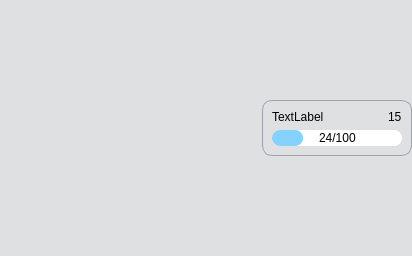
Old version of the form word_game/modules/game/gui/game.ui in the repository LiquidIce64/ORIS-tasks.
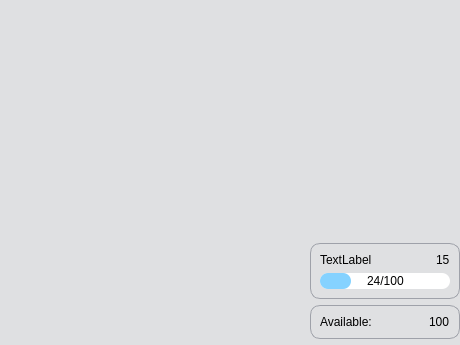
New version of the form. Icons and pictures are not drawn.

Commit message: team money; unit spawn menu; hovered unit info; game settings

Diff of the .ui file:
```diff
--- a/word_game/modules/game/gui/game.ui
+++ b/word_game/modules/game/gui/game.ui
@@ -6,8 +6,8 @@
    <rect>
     <x>0</x>
     <y>0</y>
-    <width>412</width>
-    <height>256</height>
+    <width>460</width>
+    <height>345</height>
    </rect>
   </property>
   <property name="windowTitle">
@@ -18,14 +18,28 @@
 	background-color: #DFE0E2;
 }
 
-#frame_selection {
+#frame_selection, #frame_castle {
 	background-color: #DFE0E2;
 	border: 1px solid #9EA1A9;
 	border-radius: 10px;
 }
 
+QPushButton {
+	background-color: #85D2FF;
+	color: black;
+	border-radius: 10px;
+	padding: 4px;
+	height: 16px;
+}
+QPushButton:hover {background-color: #5CC3FF}
+QPushButton:disabled {
+	background-color: #D6F0FF;
+	color: #40404F;
+}
+
 QProgressBar {
 	text-align: center;
+	color: black;
 	background-color: white;
 	border-radius: 8px;
 }
@@ -35,7 +49,7 @@
 }
 </string>
   </property>
-  <layout class="QGridLayout" name="gridLayout_3" columnstretch="1,0">
+  <layout class="QGridLayout" name="gridLayout_3" rowstretch="1,0,0,0" columnstretch="1,0">
    <property name="leftMargin">
     <number>0</number>
    </property>
@@ -48,9 +62,6 @@
    <property name="bottomMargin">
     <number>0</number>
    </property>
-   <property name="verticalSpacing">
-    <number>0</number>
-   </property>
    <item row="1" column="1">
     <widget class="QFrame" name="frame_selection">
      <property name="minimumSize">
@@ -63,7 +74,7 @@
       <enum>QFrame::StyledPanel</enum>
      </property>
      <property name="frameShadow">
-      <enum>QFrame::Raised</enum>
+      <enum>QFrame::Plain</enum>
      </property>
      <layout class="QGridLayout" name="gridLayout_2" columnstretch="1,0,0">
       <item row="2" column="1">
@@ -146,32 +157,54 @@
     </widget>
    </item>
    <item row="2" column="1">
-    <spacer name="verticalSpacer">
-     <property name="orientation">
-      <enum>Qt::Vertical</enum>
-     </property>
-     <property name="sizeHint" stdset="0">
+    <widget class="QFrame" name="frame_castle">
+     <property name="minimumSize">
       <size>
-       <width>20</width>
-       <height>40</height>
+       <width>0</width>
+       <height>16</height>
       </size>
      </property>
-    </spacer>
-   </item>
-   <item row="0" column="1">
-    <spacer name="verticalSpacer_2">
-     <property name="orientation">
-      <enum>Qt::Vertical</enum>
+     <property name="frameShape">
+      <enum>QFrame::NoFrame</enum>
      </property>
-     <property name="sizeHint" stdset="0">
-      <size>
-       <width>20</width>
-       <height>40</height>
-      </size>
+     <property name="frameShadow">
+      <enum>QFrame::Plain</enum>
      </property>
-    </spacer>
+     <property name="lineWidth">
+      <number>1</number>
+     </property>
+     <layout class="QGridLayout" name="layout_castle" columnstretch="1,0,0">
+      <item row="0" column="2">
+       <widget class="QLabel" name="label_money">
+        <property name="minimumSize">
+         <size>
+          <width>20</width>
+          <height>0</height>
+         </size>
+        </property>
+        <property name="text">
+         <string>100</string>
+        </property>
+       </widget>
+      </item>
+      <item row="0" column="0">
+       <widget class="QLabel" name="label_3">
+        <property name="text">
+         <string>Available:</string>
+        </property>
+       </widget>
+      </item>
+      <item row="0" column="1">
+       <widget class="QLabel" name="label">
+        <property name="pixmap">
+         <pixmap resource="../../gui/resources.qrc">:/icons/host.png</pixmap>
+        </property>
+       </widget>
+      </item>
+     </layout>
+    </widget>
    </item>
-   <item row="0" column="0" rowspan="3">
+   <item row="0" column="0" rowspan="4">
     <widget class="QFrame" name="frame_renderer_outside">
      <layout class="QGridLayout" name="gridLayout">
       <property name="leftMargin">
```
The commit also changes 18 other files.
